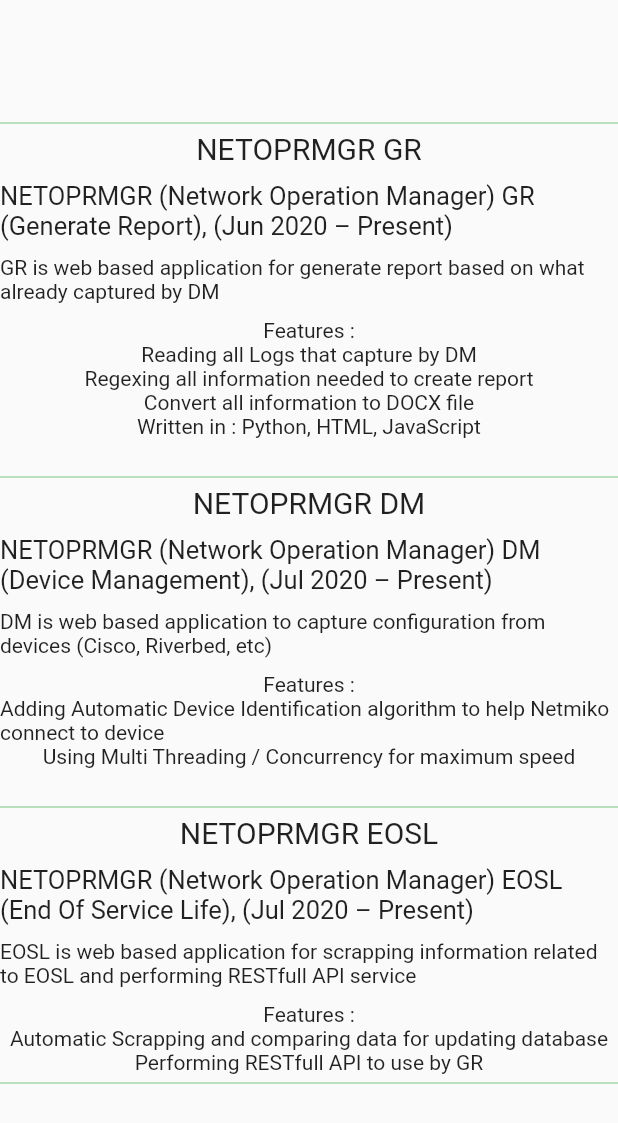
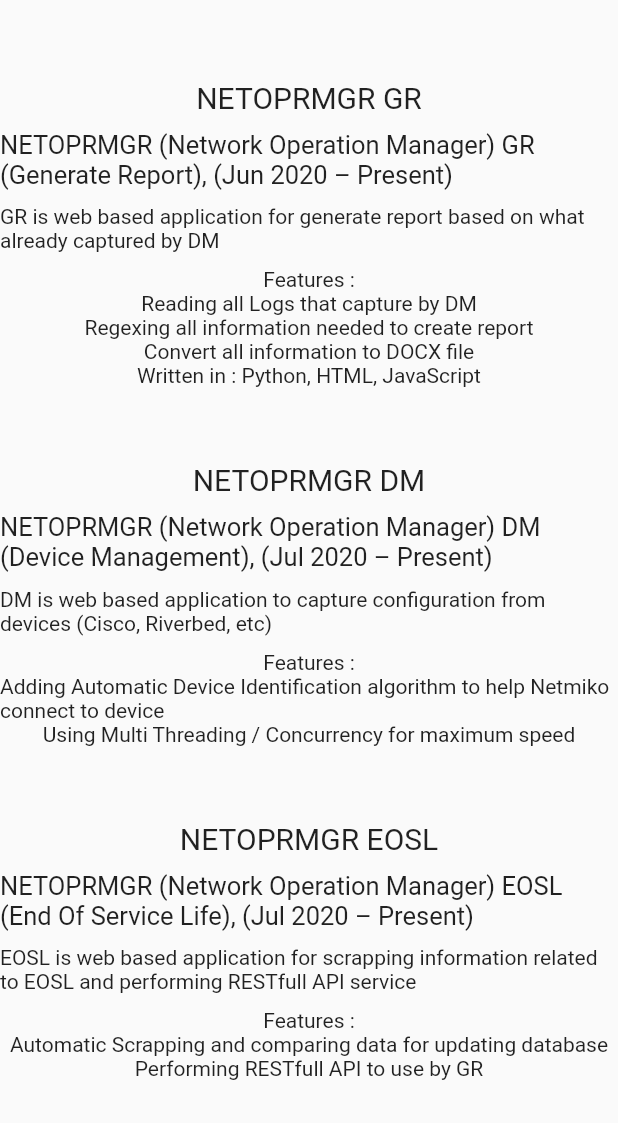
Before and after one commit to ludesdeveloper/seskiramadhancv, a Flutter app: the ProjectsPage widget shown alone on an empty page, opened directly, on a phone screen of 412 x 824 dp. Shown: the top 1123 px of the screen. Run offline on Flutter 3.47's test engine with Material 2 defaults, Android fonts, the light colour scheme and no system bars; our stand-ins replace get.

Commit message:
update ui

```diff
--- a/lib/views/home_page.dart
+++ b/lib/views/home_page.dart
@@ -17,7 +17,7 @@
           appBar: AppBar(
             backgroundColor: Colors.green,
             flexibleSpace: TabBar(
-              isScrollable: true,
+              // isScrollable: true,
               indicatorColor: Colors.green[300],
               labelColor: Colors.yellow[200],
               unselectedLabelColor: Colors.white,
--- a/lib/views/projects_page.dart
+++ b/lib/views/projects_page.dart
@@ -7,21 +7,6 @@
       child: ListView(
         shrinkWrap: true,
         children: [
-          SizedBox(
-            height: 5,
-          ),
-          Column(
-            crossAxisAlignment: CrossAxisAlignment.stretch,
-            children: [
-              Container(
-                height: 1,
-                color: Colors.green[200],
-              ),
-            ],
-          ),
-          SizedBox(
-            height: 5,
-          ),
           //one
           Align(
             alignment: Alignment.center,
@@ -64,22 +49,7 @@
               alignment: Alignment.center,
               child: Text('Written in : Python, HTML, JavaScript')),
           SizedBox(
-            height: 20,
-          ),
-          SizedBox(
-            height: 5,
-          ),
-          Column(
-            crossAxisAlignment: CrossAxisAlignment.stretch,
-            children: [
-              Container(
-                height: 1,
-                color: Colors.green[200],
-              ),
-            ],
-          ),
-          SizedBox(
-            height: 5,
+            height: 50,
           ),
           //two
           Align(
@@ -119,22 +89,7 @@
               child: Text(
                   'Using Multi Threading / Concurrency for maximum speed')),
           SizedBox(
-            height: 20,
-          ),
-          SizedBox(
-            height: 5,
-          ),
-          Column(
-            crossAxisAlignment: CrossAxisAlignment.stretch,
-            children: [
-              Container(
-                height: 1,
-                color: Colors.green[200],
-              ),
-            ],
-          ),
-          SizedBox(
-            height: 5,
+            height: 50,
           ),
           //three
           Align(
@@ -173,22 +128,7 @@
               alignment: Alignment.center,
               child: Text('Performing RESTfull API to use by GR')),
           SizedBox(
-            height: 5,
-          ),
-          Column(
-            crossAxisAlignment: CrossAxisAlignment.stretch,
-            children: [
-              Container(
-                height: 1,
-                color: Colors.green[200],
-              ),
-            ],
-          ),
-          SizedBox(
-            height: 5,
-          ),
-          SizedBox(
-            height: 20,
+            height: 50,
           ),
         ],
       ),
```
Also changed, not shown: lib/views/experiences_page.dart (+2 -47 lines).
